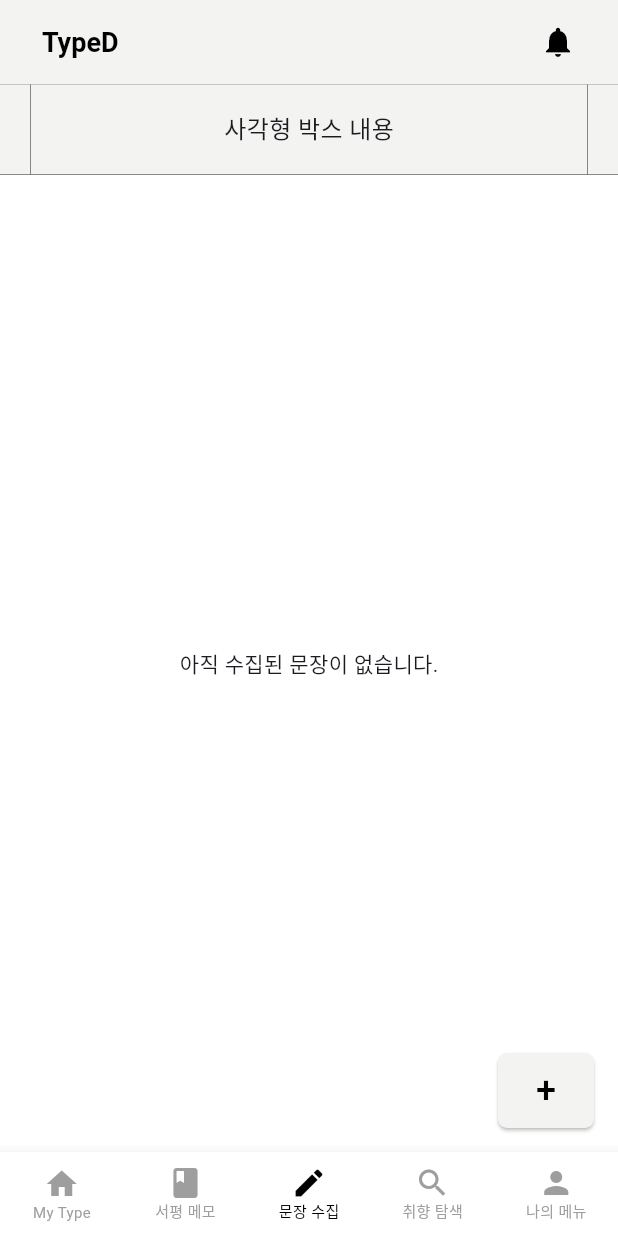
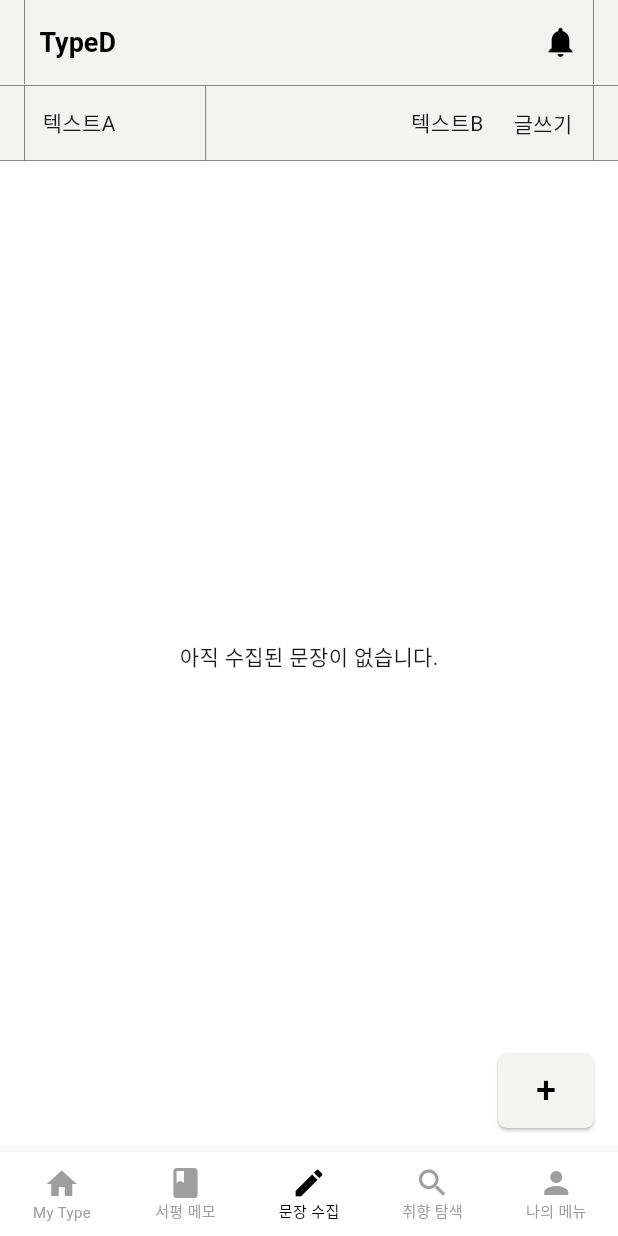
Before and after one commit to genericTypeD/TypeD-Frontend, a Flutter app: the screen it shows after launch, on a phone screen of 412 x 824 dp. Run offline on Flutter 3.47's test engine with Material 3 defaults, Android fonts, the phone set to English and light mode, and no system bars; project files that could hold a hidden picture were left out.

Commit message:
feat: 앱 바 디자인

```diff
--- a/lib/common/layout/default_layout.dart
+++ b/lib/common/layout/default_layout.dart
@@ -39,16 +39,16 @@ class DefaultLayout extends StatelessWidget {
       titleSpacing: 0,
       title: Row(
         children: [
-          const SizedBox(width: 20.0),
-          // Container(
-          //   width: 0.3,
-          //   height: kToolbarHeight,
-          //   color: Colors.black,
-          // ),
+          const SizedBox(width: 16.0),
+          Container(
+            width: 0.3,
+            height: kToolbarHeight,
+            color: Colors.black,
+          ),
           GestureDetector(
             onTap: () {},
             child: Padding(
-              padding: const EdgeInsets.all(8.0),
+              padding: const EdgeInsets.all(10.0),
               child: Text(
                 'TypeD',
                 style: const TextStyle(
@@ -61,7 +61,7 @@ class DefaultLayout extends StatelessWidget {
           ),
           const Spacer(),
           Padding(
-            padding: const EdgeInsets.all(8.0),
+            padding: const EdgeInsets.all(10.0),
             child: GestureDetector(
               onTap: () {
                 // 알림 버튼 동작 추가
@@ -72,21 +72,21 @@ class DefaultLayout extends StatelessWidget {
               ),
             ),
           ),
-          // Container(
-          //   width: 0.3,
-          //   height: kToolbarHeight,
-          //   color: Colors.black,
-          // ),
-          const SizedBox(width: 20.0),
+          Container(
+            width: 0.3,
+            height: kToolbarHeight,
+            color: Colors.black,
+          ),
+          const SizedBox(width: 16.0),
         ],
       ),
-      // bottom: PreferredSize(
-      //   preferredSize: const Size.fromHeight(1.0), // 구분선 높이
-      //   child: Container(
-      //     color: Colors.black, // 구분선 색상
-      //     height: 0.3, // 구분선 두께
-      //   ),
-      // ),
+      bottom: PreferredSize(
+        preferredSize: const Size.fromHeight(1.0), // 구분선 높이
+        child: Container(
+          color: Colors.black, // 구분선 색상
+          height: 0.3, // 구분선 두께
+        ),
+      ),
     );
   }
 }
--- a/lib/sentence/screen/sentence_empty.dart
+++ b/lib/sentence/screen/sentence_empty.dart
@@ -2,61 +2,87 @@ import 'package:flutter/material.dart';
 import 'package:typed/common/layout/default_layout.dart';
 
 class SentenceEmpty extends StatelessWidget {
+  const SentenceEmpty({Key? key}) : super(key: key);
+
   @override
   Widget build(BuildContext context) {
     return DefaultLayout(
       child: Column(
         children: [
           // 상단 구분선
-          Container(
-            height: 0.3,
-            width: double.infinity,
-            color: Colors.black,
-          ),
+          // Container(
+          //   height: 0.3,
+          //   width: double.infinity,
+          //   color: Colors.black,
+          // ),
+
           // 중앙 컨테이너
           Container(
-            height: 60,
+            height: 50,
             width: double.infinity,
             decoration: const BoxDecoration(
               color: Color(0xFFF3F3F2),
             ),
             child: Row(
               children: [
-                // 왼쪽 구분선과 간격
-                const SizedBox(width: 20.0),
+                // 왼쪽 구분선과 텍스트A
+                Row(
+                  children: [
+                    const SizedBox(width: 16.0), // 좌측 여백
+                    Container(
+                      width: 0.3,
+                      height: double.infinity,
+                      color: Colors.black,
+                    ),
+                    const SizedBox(width: 12.0), // 텍스트A 간격
+                    const Text(
+                      "텍스트A",
+                      style: TextStyle(fontSize: 14),
+                    ),
+                  ],
+                ),
+                const SizedBox(width: 60.0), // 텍스트A와 구분선 간격
                 Container(
                   width: 0.3,
                   height: double.infinity,
                   color: Colors.black,
                 ),
-                const SizedBox(width: 10.0),
-                Expanded(
-                  child: Center(
-                    child: Text(
-                      "사각형 박스 내용",
-                      style: TextStyle(fontSize: 16),
+
+                const Spacer(), // 텍스트A와 텍스트B 사이 간격
+                // 텍스트B와 글쓰기, 오른쪽 구분선
+                Row(
+                  children: [
+                    const Text(
+                      "텍스트B",
+                      style: TextStyle(fontSize: 14),
                     ),
-                  ),
+                    const SizedBox(width: 20.0), // 텍스트B와 글쓰기 사이 간격
+                    const Text(
+                      "글쓰기",
+                      style: TextStyle(fontSize: 14),
+                    ),
+                    const SizedBox(width: 14.0),
+                    Container(
+                      width: 0.3,
+                      height: double.infinity,
+                      color: Colors.black,
+                    ),
+                    const SizedBox(width: 16.0), // 우측 여백
+                  ],
                 ),
-                // 오른쪽 구분선과 간격
-                const SizedBox(width: 10.0),
-                Container(
-                  width: 0.3,
-                  height: double.infinity,
-                  color: Colors.black,
-                ),
-                const SizedBox(width: 20.0),
               ],
             ),
           ),
+
           // 하단 구분선
           Container(
             height: 0.3,
             width: double.infinity,
             color: Colors.black,
           ),
+
           // 아래 콘텐츠
-          Expanded(
+          const Expanded(
             child: Center(
               child: Text("아직 수집된 문장이 없습니다."),
             ),
@@ -65,7 +91,7 @@ class SentenceEmpty extends StatelessWidget {
       ),
       floatingActionButton: ElevatedButton(
         onPressed: () {
-          Navigator.pushNamed(context, '/sentence_input'); // 문장 입력 페이지로 이동
+          Navigator.pushNamed(context, '/sentence_input');
         },
         style: ElevatedButton.styleFrom(
           fixedSize: const Size(50, 50),
```
